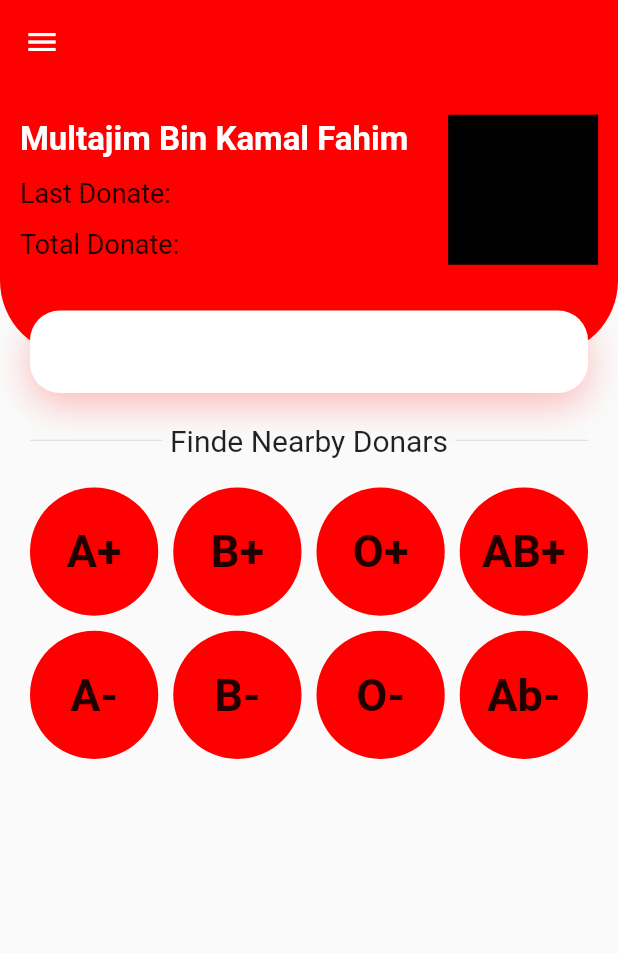
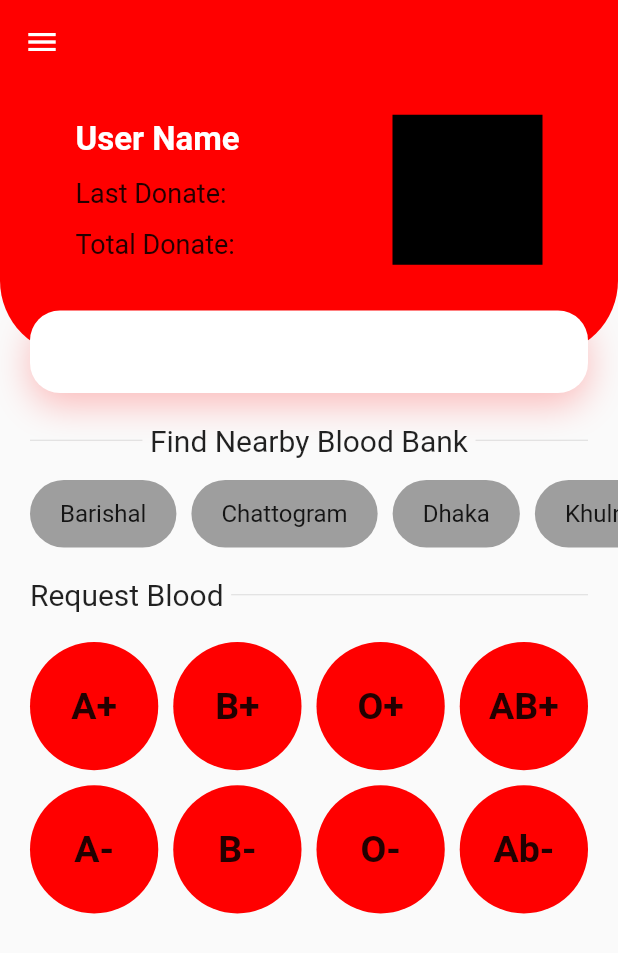
Before and after one commit to fahim1zero/blood_donation_app, a Flutter app: the screen it shows after launch, on a phone screen of 412 x 824 dp. Shown: the top 953 px of the screen. Run offline on Flutter 3.47's test engine with Material 2 defaults, Android fonts, the phone set to English and light mode, and no system bars.

Commit message:
Update UI

```diff
--- a/lib/home_page.dart
+++ b/lib/home_page.dart
@@ -1,4 +1,5 @@
-// ignore_for_file: prefer_const_constructors, sized_box_for_whitespace, prefer_const_literals_to_create_immutables, avoid_unnecessary_containers
+//
+// ignore_for_file: prefer_const_constructors, sized_box_for_whitespace, prefer_const_literals_to_create_immutables, avoid_unnecessary_containers, unrelated_type_equality_checks, unused_import, deprecated_member_use
 
 import 'package:blood_donation_app/components.dart';
 import 'package:flutter/material.dart';
@@ -14,8 +15,27 @@ class _HomePageState extends State<HomePage> {
   late Size sSize = MediaQuery.of(context).size;
 
   final List<String> bloodGroup = <String>[
-    'A+', 'B+', 'O+', 'AB+', 'A-', 'B-', 'O-', 'Ab-',
+    'A+',
+    'B+',
+    'O+',
+    'AB+',
+    'A-',
+    'B-',
+    'O-',
+    'Ab-',
   ];
+  final List<String> allDivition = <String>[
+    'Barishal',
+    'Chattogram',
+    'Dhaka',
+    'Khulna',
+    'Rajshahi',
+    'Rangpur',
+    'Mymensingh',
+    'Sylhet',
+  ];
+
+  final List<FlatButton> bloodBankButton = <FlatButton>[];
 
   @override
   Widget build(BuildContext context) {
@@ -50,7 +70,7 @@ class _HomePageState extends State<HomePage> {
                             children: [
                               SizedBox(height: 5),
                               Text(
-                                'Multajim Bin Kamal Fahim',
+                                'User Name',
                                 maxLines: 2,
                                 style: TextStyle(
                                   fontSize: 22,
@@ -96,7 +116,8 @@ class _HomePageState extends State<HomePage> {
                     right: 0,
                     child: Container(
                       margin: EdgeInsets.symmetric(horizontal: mDefaultPadding),
-                      padding: EdgeInsets.symmetric(horizontal: mDefaultPadding),
+                      padding:
+                          EdgeInsets.symmetric(horizontal: mDefaultPadding),
                       height: 55,
                       decoration: BoxDecoration(
                         color: Colors.white,
@@ -122,7 +143,59 @@ class _HomePageState extends State<HomePage> {
                   Expanded(child: Divider()),
                   SizedBox(width: 5),
                   Text(
-                    'Finde Nearby Donars',
+                    'Find Nearby Blood Bank',
+                    style: TextStyle(
+                      fontSize: 20,
+                    ),
+                  ),
+                  SizedBox(width: 5),
+                  Expanded(child: Divider()),
+                ],
+              ),
+            ),
+            SizedBox(height: 15),
+            Container(
+              height: 45,
+              width: sSize.width,
+              child: ListView.builder(
+                itemCount: allDivition.length,
+                scrollDirection: Axis.horizontal,
+                padding: EdgeInsets.symmetric(horizontal: 15),
+                itemBuilder: (context, index) {
+                  return Padding(
+                    padding: EdgeInsets.symmetric(horizontal: 5),
+                    child: Container(
+                      padding: EdgeInsets.symmetric(
+                        vertical: 8,
+                        horizontal: 20,
+                      ),
+                      child: Center(
+                        child: Text(
+                          allDivition[index],
+                          style: TextStyle(
+                            fontSize: 16,
+                            fontWeight: FontWeight.w400,
+                          ),
+                        ),
+                      ),
+                      decoration: BoxDecoration(
+                        color: Colors.grey,
+                        borderRadius: BorderRadius.circular(30),
+                      ),
+                    ),
+                  );
+                },
+              ),
+            ),
+            SizedBox(height: 20),
+            Container(
+              padding: EdgeInsets.symmetric(horizontal: mDefaultPadding),
+              child: Row(
+                children: [
+                  // Expanded(child: Divider()),
+                  // SizedBox(width: 5),
+                  Text(
+                    'Request Blood',
                     style: TextStyle(
                       fontSize: 20,
                     ),
@@ -148,7 +221,11 @@ class _HomePageState extends State<HomePage> {
                   itemCount: bloodGroup.length,
                   // scrollDirection: Axis.horizontal,
                   itemBuilder: (BuildContext context, int index) {
-                    return Container(
+                    return GestureDetector(
+                      onTap: () {
+
+                      },
+                      child: Container(
                         // height: 100, width: 100,
                         decoration: BoxDecoration(
                           color: lPrimaryColor,
@@ -158,13 +235,14 @@ class _HomePageState extends State<HomePage> {
                           child: Text(
                             bloodGroup[index],
                             style: TextStyle(
-                            fontSize: 30,
+                              fontSize: 25,
                               fontWeight: FontWeight.w600,
                             ),
                           ),
                         ),
+                      ),
                     );
-                  }
+                  },
                 ),
               ),
             ),
@@ -190,3 +268,5 @@ class _HomePageState extends State<HomePage> {
     );
   }
 }
+
+class SylhetBloodBank {}
```
Lines whose indentation alone changed are shown as unchanged.
